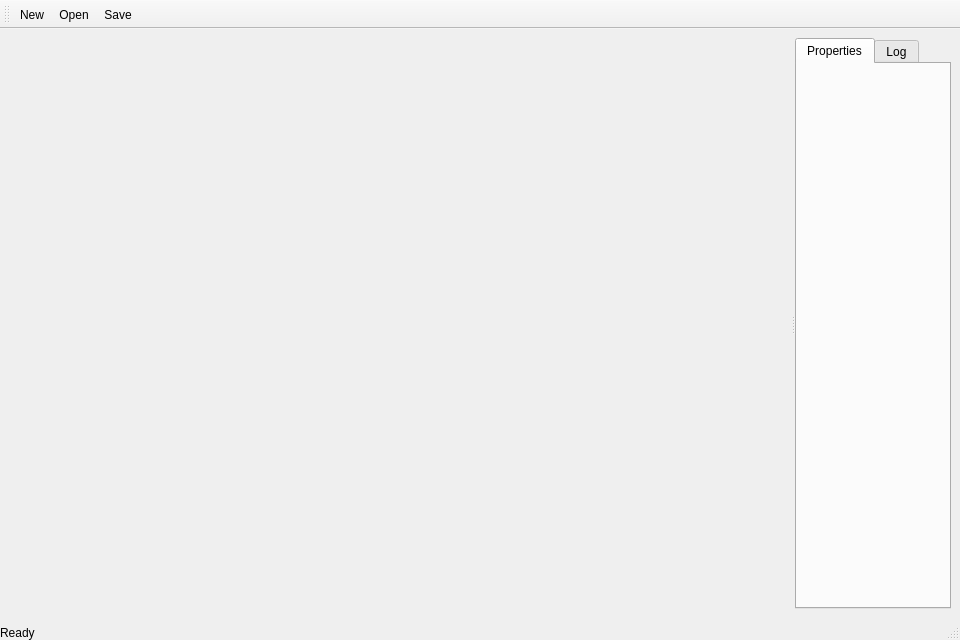
Old version of the form ui/mainwindow.ui in the repository wuxianggujun/TinaFlow.
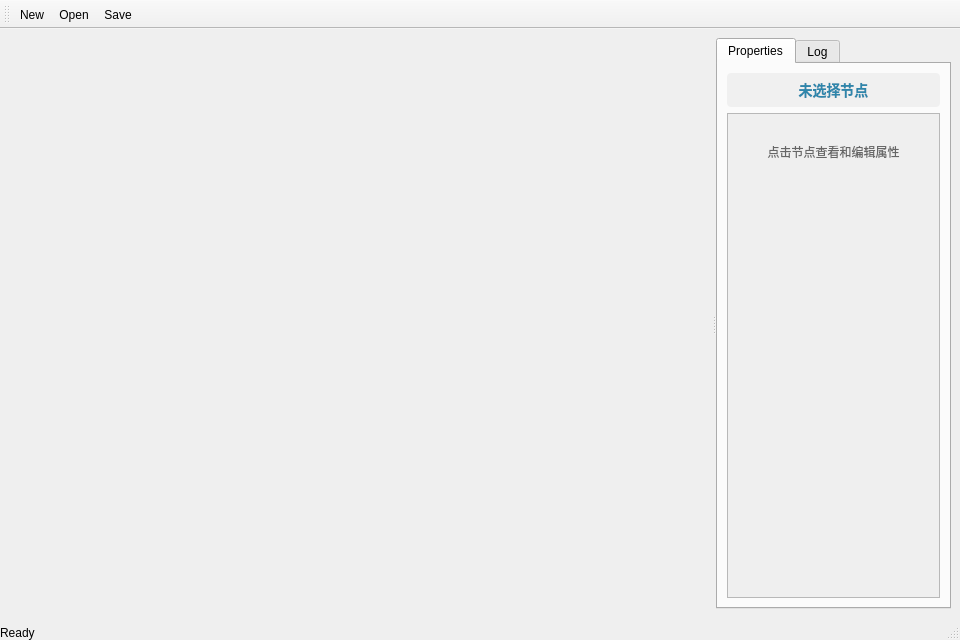
New version of the form.

Commit message: 添加属性界面，并且可以简单查看

The edit to the form file:
```diff
--- a/ui/mainwindow.ui
+++ b/ui/mainwindow.ui
@@ -54,6 +54,73 @@
            <attribute name="title">
             <string>Properties</string>
            </attribute>
+           <layout class="QVBoxLayout" name="propertiesLayout">
+            <item>
+             <widget class="QLabel" name="nodeTitle">
+              <property name="text">
+               <string>未选择节点</string>
+              </property>
+              <property name="styleSheet">
+               <string>QLabel {
+    font-weight: bold;
+    font-size: 14px;
+    color: #2E86AB;
+    padding: 6px;
+    background-color: #f0f0f0;
+    border-radius: 4px;
+}</string>
+              </property>
+              <property name="alignment">
+               <set>Qt::AlignCenter</set>
+              </property>
+             </widget>
+            </item>
+            <item>
+             <widget class="QScrollArea" name="propertyScrollArea">
+              <property name="widgetResizable">
+               <bool>true</bool>
+              </property>
+              <widget class="QWidget" name="scrollAreaWidgetContents">
+               <property name="geometry">
+                <rect>
+                 <x>0</x>
+                 <y>0</y>
+                 <width>69</width>
+                 <height>69</height>
+                </rect>
+               </property>
+               <layout class="QVBoxLayout" name="propertyContentLayout">
+                <item>
+                 <widget class="QLabel" name="defaultLabel">
+                  <property name="text">
+                   <string>点击节点查看和编辑属性</string>
+                  </property>
+                  <property name="styleSheet">
+                   <string>color: #666666; padding: 20px;</string>
+                  </property>
+                  <property name="alignment">
+                   <set>Qt::AlignCenter</set>
+                  </property>
+                 </widget>
+                </item>
+                <item>
+                 <spacer name="verticalSpacer">
+                  <property name="orientation">
+                   <enum>Qt::Vertical</enum>
+                  </property>
+                  <property name="sizeHint" stdset="0">
+                   <size>
+                    <width>20</width>
+                    <height>40</height>
+                   </size>
+                  </property>
+                 </spacer>
+                </item>
+               </layout>
+              </widget>
+             </widget>
+            </item>
+           </layout>
           </widget>
           <widget class="QWidget" name="tab_log">
            <attribute name="title">
```
The commit also changes 2 other files.
